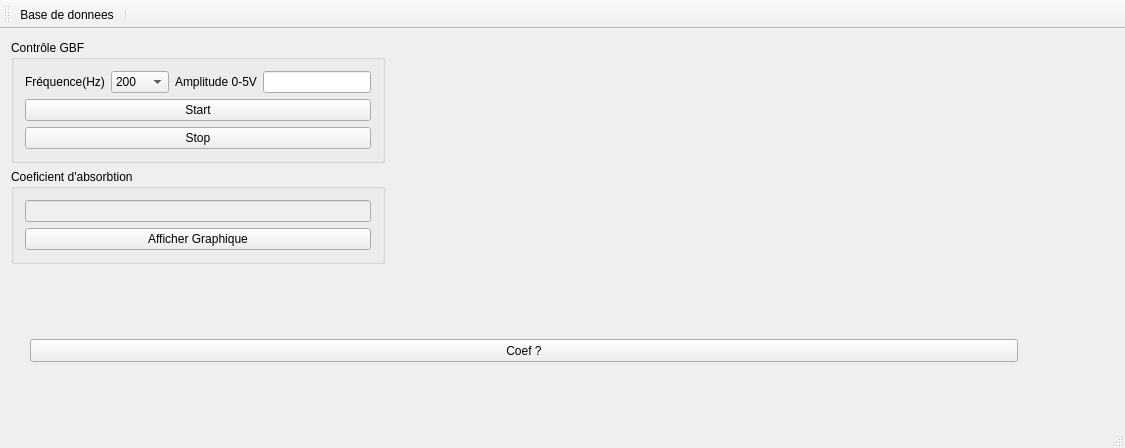
b3rnvrd/Kundt-s-tube-automation, file main_interface/main_interfaceQt/mainwindow.ui: the form before one commit.
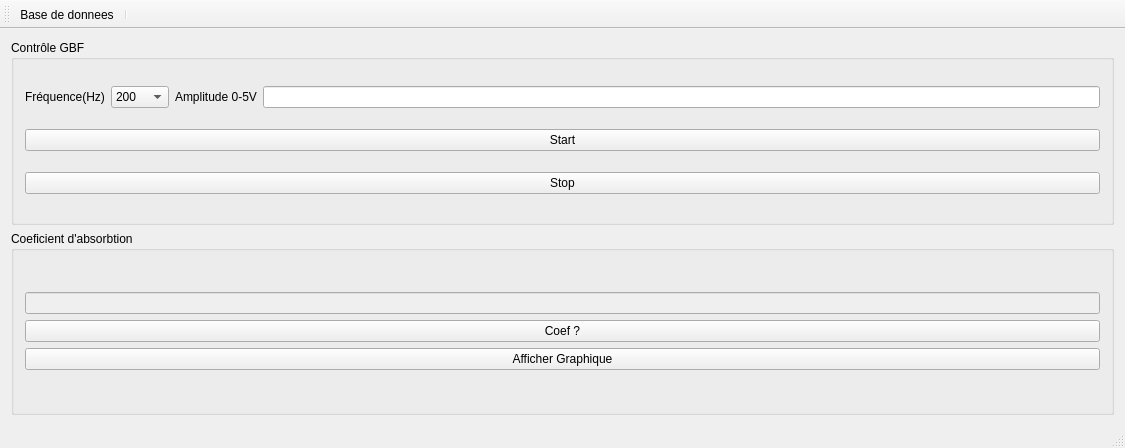
The form after the commit. Icons and pictures are not drawn.

Commit message: bouton coef

```diff
--- a/main_interface/main_interfaceQt/mainwindow.ui
+++ b/main_interface/main_interfaceQt/mainwindow.ui
@@ -14,20 +14,8 @@
    <string>MainWindow</string>
   </property>
   <widget class="QWidget" name="centralWidget">
-   <widget class="QPushButton" name="pushButtonCoeficient">
-    <property name="geometry">
-     <rect>
-      <x>30</x>
-      <y>310</y>
-      <width>988</width>
-      <height>23</height>
-     </rect>
-    </property>
-    <property name="text">
-     <string>Coef ?</string>
-    </property>
-   </widget>
-   <widget class="QWidget" name="">
+   <layout class="QGridLayout" name="gridLayout_4">
+    <item row="0" column="0">
     <layout class="QGridLayout" name="gridLayout_3">
      <item row="0" column="0">
       <widget class="QGroupBox" name="groupBox">
@@ -165,6 +153,13 @@
             </property>
            </widget>
           </item>
+           <item>
+            <widget class="QPushButton" name="pushButtonCoefficient">
+             <property name="text">
+              <string>Coef ?</string>
+             </property>
+            </widget>
+           </item>
           <item>
            <widget class="QPushButton" name="pushButtonGraphique">
             <property name="text">
@@ -178,7 +173,8 @@
       </widget>
      </item>
     </layout>
-   </widget>
+    </item>
+   </layout>
   </widget>
   <widget class="QMenuBar" name="menuBar">
    <property name="geometry">
```
Lines whose indentation alone changed are shown as unchanged. The commit also changes 9 other files.
